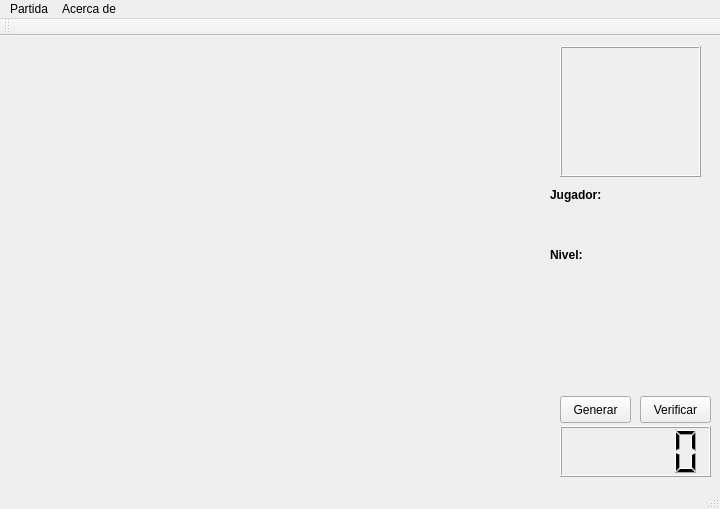
This is Fuente/maintable.ui in jegerima/QSudoku as Qt 5 draws it before an edit. The edited form follows.
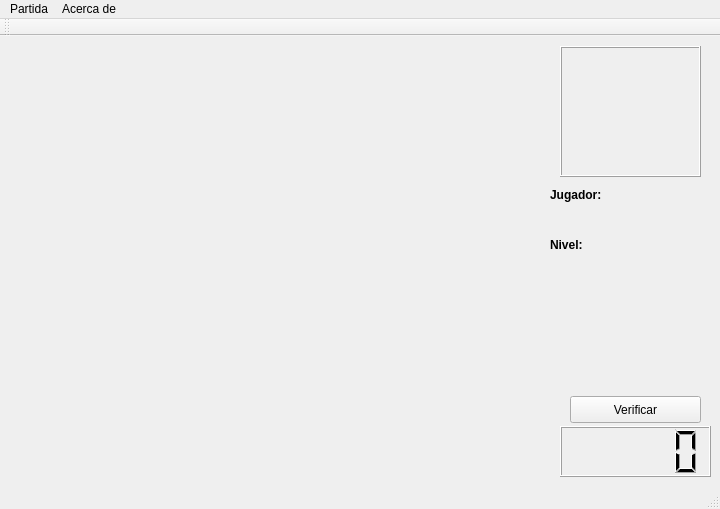
This is the edited form. Icons and pictures are not drawn.

Commit message: Bug fixed: Merge Jegerima-Ruben | Version 0.2.05

```diff
--- a/Fuente/maintable.ui
+++ b/Fuente/maintable.ui
@@ -36,9 +36,9 @@
    <widget class="QPushButton" name="cmdVerificar">
     <property name="geometry">
      <rect>
-      <x>640</x>
+      <x>570</x>
       <y>360</y>
-      <width>71</width>
+      <width>131</width>
       <height>27</height>
      </rect>
     </property>
@@ -46,19 +46,6 @@
      <string>Verificar</string>
     </property>
    </widget>
-   <widget class="QPushButton" name="cmdGen">
-    <property name="geometry">
-     <rect>
-      <x>560</x>
-      <y>360</y>
-      <width>71</width>
-      <height>27</height>
-     </rect>
-    </property>
-    <property name="text">
-     <string>Generar</string>
-    </property>
-   </widget>
    <widget class="QLabel" name="label">
     <property name="geometry">
      <rect>
@@ -82,7 +69,7 @@
     <property name="geometry">
      <rect>
       <x>550</x>
-      <y>180</y>
+      <y>170</y>
       <width>161</width>
       <height>20</height>
      </rect>
@@ -114,7 +101,7 @@
     <property name="geometry">
      <rect>
       <x>550</x>
-      <y>210</y>
+      <y>200</y>
       <width>67</width>
       <height>17</height>
      </rect>
@@ -133,7 +120,7 @@
     <property name="geometry">
      <rect>
       <x>550</x>
-      <y>240</y>
+      <y>220</y>
       <width>161</width>
       <height>20</height>
      </rect>
@@ -174,9 +161,9 @@
     <property name="geometry">
      <rect>
       <x>570</x>
-      <y>270</y>
+      <y>249</y>
       <width>131</width>
-      <height>80</height>
+      <height>101</height>
      </rect>
     </property>
     <layout class="QGridLayout" name="tecladoNum"/>
```
Left out of the diff: 2 changed lines with no effect on the pictures. The commit also changes 1 other file.
